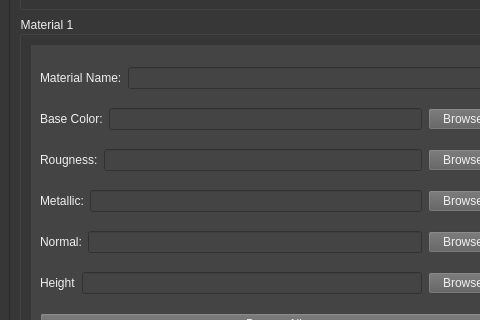
Old version of the form python/UI/window.ui in the repository dpepple1/MayaUSD-Substance; both pictures show x 0 to 480 and y 90 to 410 of the 704 by 534 pixel window.
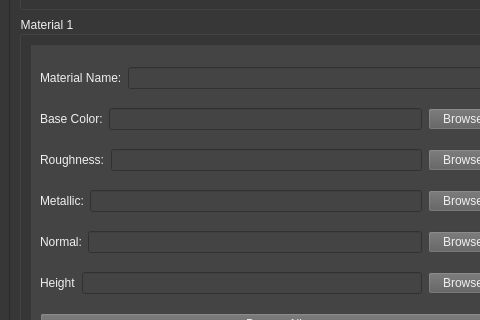
New version of the form.

Commit message: Added file dialog support

What changed in the file:
```diff
--- a/python/UI/window.ui
+++ b/python/UI/window.ui
@@ -150,7 +150,7 @@
                     <item>
                      <widget class="QLabel" name="roughnessLbl">
                       <property name="text">
-                       <string>Rougness:</string>
+                       <string>Roughness:</string>
                       </property>
                      </widget>
                     </item>
```
Left out of the diff: 4 changed lines with no effect on the pictures. The commit also changes 3 other files.
